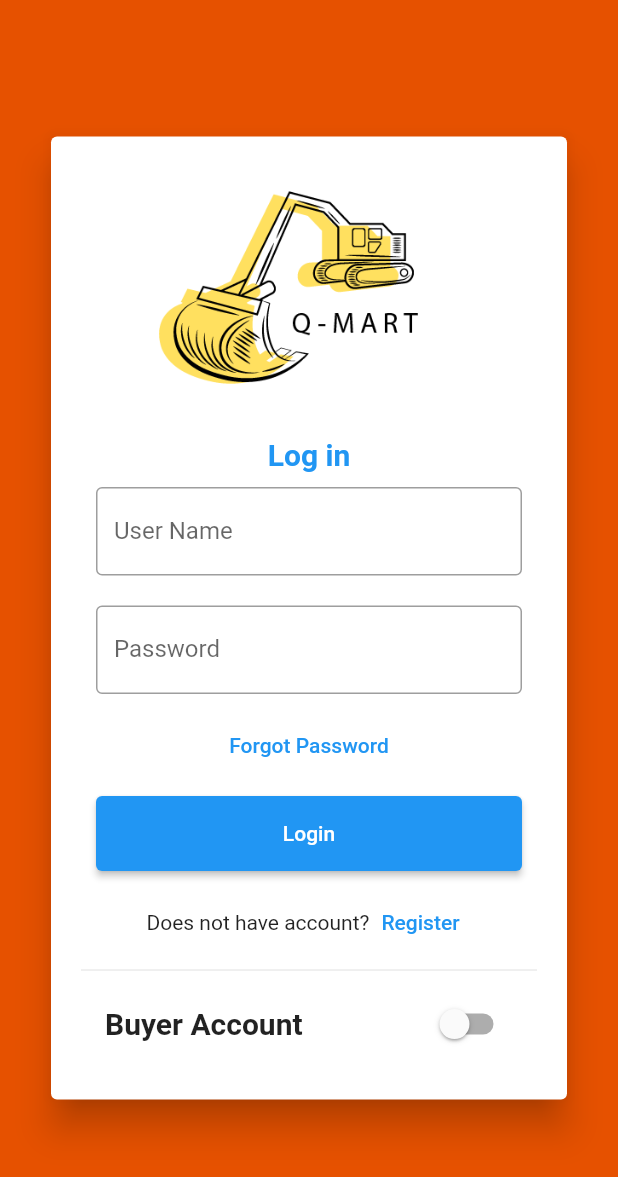
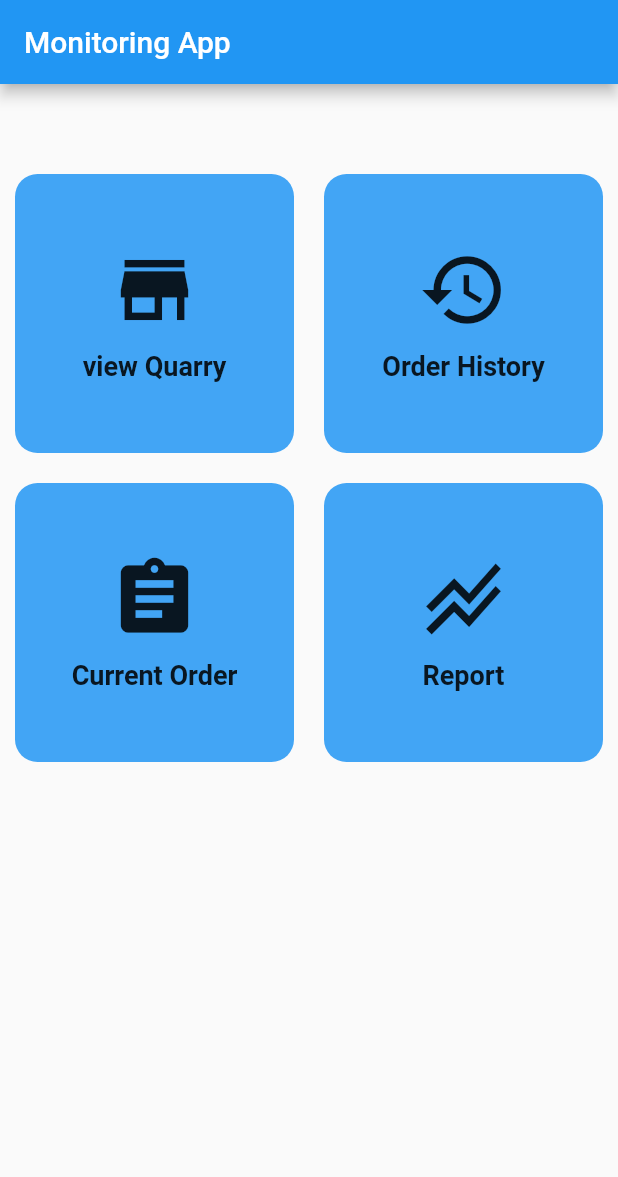
Before and after one commit to anjanarodrigoz/qmart, a Flutter app: the screen it shows after launch, on a phone screen of 412 x 824 dp. Shown: the top 1177 px of the screen. Run offline on Flutter 3.47's test engine with Material 2 defaults, Android fonts, the phone set to English and light mode, and no system bars; our stand-ins replace firebase_core, get, simple_animations; missing offline and left inert: image_network; accounts and stored records are empty.

Commit message:
gsmb-done

```diff
--- /dev/null
+++ b/lib/gsmb/monitoring_page.dart
@@ -0,0 +1,90 @@
+import 'package:flutter/material.dart';
+import 'package:get/get.dart';
+import 'package:qmart/user-app/shop_browsing_page.dart';
+
+import '../quarry-app/quarryHistory_page.dart';
+import 'report_page.dart';
+
+class MonitoringHomePage extends StatelessWidget {
+  @override
+  Widget build(BuildContext context) {
+    return Scaffold(
+      appBar: AppBar(
+        title: const Text('Monitoring App'),
+      ),
+      body: Column(
+        children: [
+          const SizedBox(height: 30),
+          const SizedBox(height: 20),
+          Expanded(
+            child: GridView.count(
+              crossAxisCount: 2,
+              padding: const EdgeInsets.all(10),
+              mainAxisSpacing: 20,
+              crossAxisSpacing: 20,
+              children: [
+                _buildCard(
+                  title: 'view Quarry',
+                  icon: Icons.store,
+                  onTap: () {
+                    Get.to(const ShopBrowsingPage());
+                  },
+                ),
+                _buildCard(
+                  title: 'Order History',
+                  icon: Icons.history,
+                  onTap: () {
+                    Get.to(OrderHistoryPage());
+                  },
+                ),
+                _buildCard(
+                  title: 'Current Order',
+                  icon: Icons.assignment,
+                  onTap: () {
+                    Get.to(OrderHistoryPage());
+                  },
+                ),
+                _buildCard(
+                  title: 'Report',
+                  icon: Icons.stacked_line_chart_outlined,
+                  onTap: () {
+                    Get.to(const ReportPage());
+                  },
+                ),
+              ],
+            ),
+          ),
+        ],
+      ),
+    );
+  }
+
+  Widget _buildCard(
+      {required String title,
+      required IconData icon,
+      required Function onTap}) {
+    return GestureDetector(
+      onTap: () => onTap(),
+      child: Container(
+        decoration: BoxDecoration(
+          borderRadius: BorderRadius.circular(15),
+          color: Colors.blue[400],
+        ),
+        child: Column(
+          mainAxisAlignment: MainAxisAlignment.center,
+          children: [
+            Icon(icon, size: 60),
+            const SizedBox(height: 10),
+            Text(
+              title,
+              style: const TextStyle(
+                fontSize: 18,
+                fontWeight: FontWeight.bold,
+              ),
+            ),
+          ],
+        ),
+      ),
+    );
+  }
+}
--- a/lib/user-app/shop_browsing_page.dart
+++ b/lib/user-app/shop_browsing_page.dart
@@ -35,7 +35,9 @@ class _ShopBrowsingPageState extends State<ShopBrowsingPage> {
               rating: quarry['rate'],
               ratingCount: quarry['rateCount'] as int,
               url: quarry['url'],
-              onTap: () {},
+              onTap: () {
+                Get.to(QuarryMaterialsPage());
+              },
             );
           },
         ));
--- a/pubspec.yaml
+++ b/pubspec.yaml
@@ -45,6 +45,7 @@ dependencies:
   image_network: ^2.5.1
   intl: ^0.18.0
   shared_preferences: ^2.0.17
+  font_awesome_flutter: ^10.4.0
 
 dev_dependencies:
   flutter_test:
```
Also changed, not shown: lib/gsmb/report_page.dart (added, +47 -0 lines), lib/gsmb/splash_screen.dart (added, +33 -0 lines), lib/gsmb/splash_screen_model.dart (added, +34 -0 lines), lib/main.dart (+3 -5 lines), lib/user-app/quarry_materials_page.dart (+1 -6 lines), lib/widgets/report_card.dart (added, +73 -0 lines), pubspec.lock.
